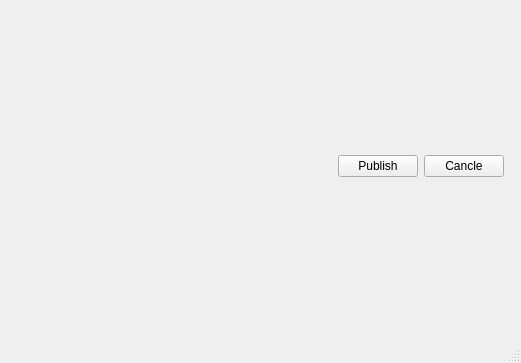
Qt form gui/pub_win.ui (CX-kkk/preflight) before a commit.
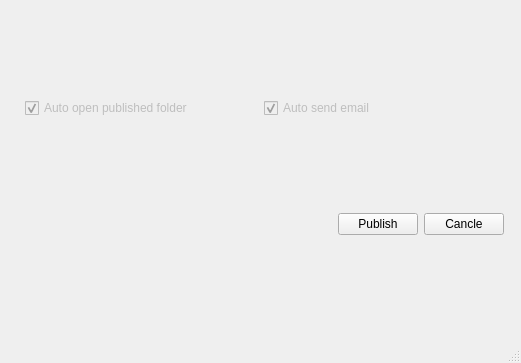
The same form after that commit.

Commit message: Auto open folder and send published email

Diff of the .ui file:
```diff
--- a/gui/pub_win.ui
+++ b/gui/pub_win.ui
@@ -18,6 +18,42 @@
     <item>
      <layout class="QVBoxLayout" name="verticalLayout_publish"/>
     </item>
+    <item>
+     <layout class="QHBoxLayout" name="horizontalLayout_2">
+      <property name="leftMargin">
+       <number>16</number>
+      </property>
+      <property name="rightMargin">
+       <number>16</number>
+      </property>
+      <item>
+       <widget class="QCheckBox" name="checkBox_auto_open_file">
+        <property name="enabled">
+         <bool>false</bool>
+        </property>
+        <property name="text">
+         <string>Auto open published folder</string>
+        </property>
+        <property name="checked">
+         <bool>true</bool>
+        </property>
+       </widget>
+      </item>
+      <item>
+       <widget class="QCheckBox" name="checkBox_auto_send_email">
+        <property name="enabled">
+         <bool>false</bool>
+        </property>
+        <property name="text">
+         <string>Auto send email</string>
+        </property>
+        <property name="checked">
+         <bool>true</bool>
+        </property>
+       </widget>
+      </item>
+     </layout>
+    </item>
     <item>
      <layout class="QHBoxLayout" name="horizontalLayout">
       <property name="rightMargin">
```
Left out of the diff: 4 changed lines with no effect on the pictures. The commit also changes 7 other files.
